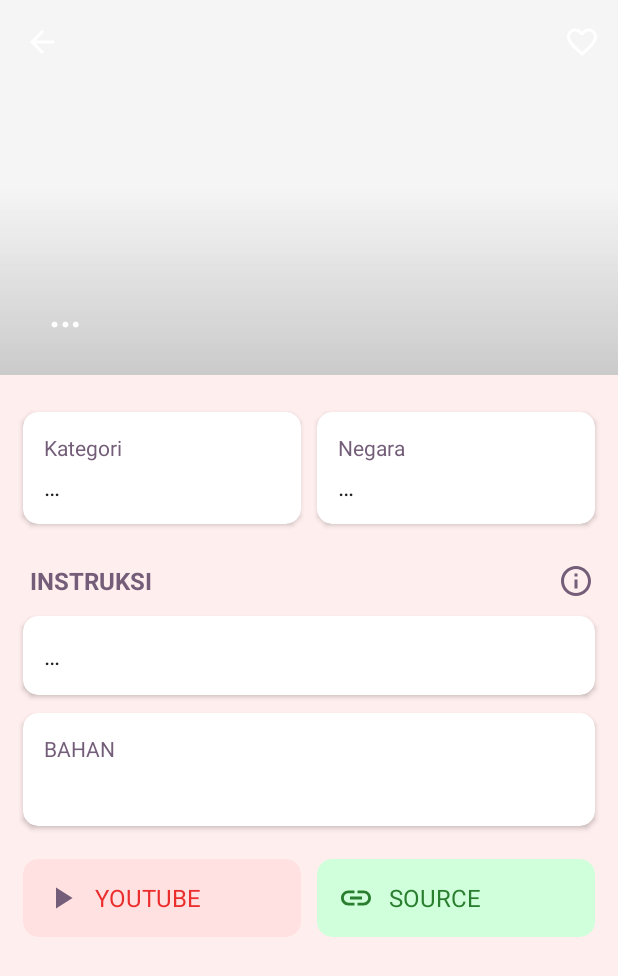
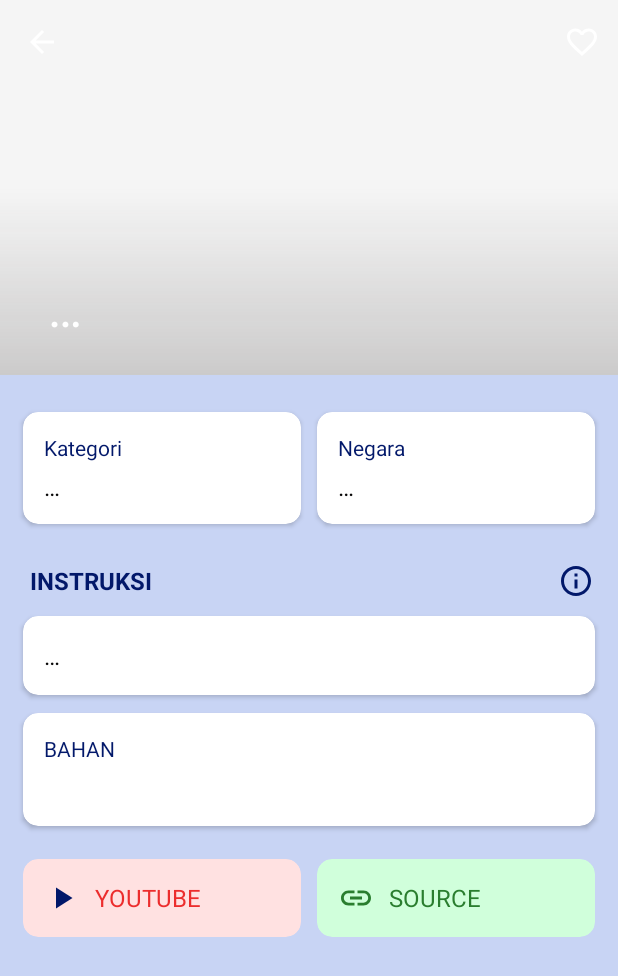
Before and after one commit to AzahraAlya/Project-TAM-B-Kel11, an Android app: the DetailActivity screen opened directly, with no data from a screen before it, on a phone screen of 412 x 824 dp. Shown: the top 976 px of the screen. Run offline under Robolectric (Android 15) with nearby library versions, the phone set to English and light mode, and no system bars; our stand-ins replace ButterKnife, Picasso; pictures from the network do not load; 1 statement that could not run was skipped.

Commit message:
UTS 3rd Commit

```diff
--- a/app/src/main/res/values/colors.xml
+++ b/app/src/main/res/values/colors.xml
@@ -1,12 +1,12 @@
 <?xml version="1.0" encoding="utf-8"?>
 <resources>
-    <color name="colorPrimary">#B392AC</color>
-    <color name="colorPrimaryDark">#735D78</color>
-    <color name="colorAccent">#D1B3C4</color>
-    <color name="colorCardPrimary">#eeeeee</color>
-    <color name="colorBackground">#ffeeee</color>
+    <color name="colorPrimary">#024CA6</color>
+    <color name="colorPrimaryDark">#02186A</color>
+    <color name="colorAccent">#df5c66</color>
+    <color name="colorCardPrimary">#120C0C</color>
+    <color name="colorBackground">#C8D4F4</color>
     <color name="colorCardPrimaryText">#111111</color>
-    <color name="colorCardBottomText">#222222</color>
+    <color name="colorCardBottomText">#090808</color>
     <color name="shimmer_view">#DFDFDF</color>
     <color name="white">#ffffff</color>
 </resources>
```
Also changed, not shown: app/src/main/res/layout/activity_category.xml (+6 -2 lines).
